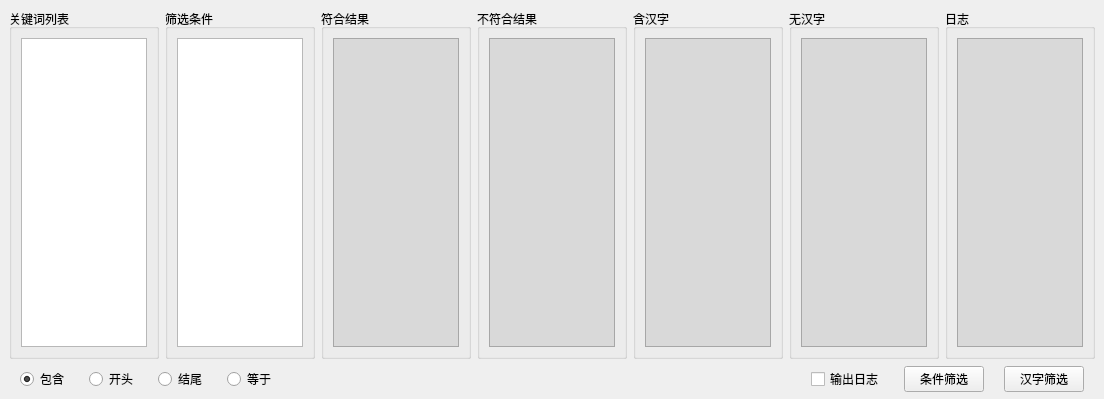
The window that UI/ui_win.ui (star1986xk/screen) describes before a commit, drawn with Qt 5.
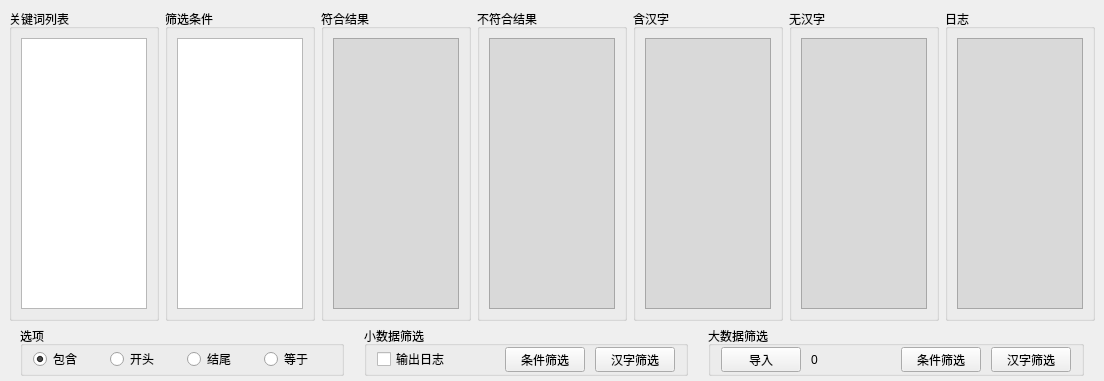
The same window after the commit. Icons and pictures are not drawn.

Commit message: 大数据筛选

Patch:
```diff
--- a/UI/ui_win.ui
+++ b/UI/ui_win.ui
@@ -7,7 +7,7 @@
     <x>0</x>
     <y>0</y>
     <width>1104</width>
-    <height>399</height>
+    <height>381</height>
    </rect>
   </property>
   <property name="windowTitle">
@@ -202,13 +202,13 @@
      <property name="minimumSize">
       <size>
        <width>0</width>
-       <height>40</height>
+       <height>60</height>
       </size>
      </property>
      <property name="maximumSize">
       <size>
        <width>16777215</width>
-       <height>40</height>
+       <height>60</height>
       </size>
      </property>
      <layout class="QHBoxLayout" name="horizontalLayout_8">
@@ -219,10 +219,31 @@
        <number>20</number>
       </property>
       <property name="topMargin">
-       <number>0</number>
+       <number>5</number>
       </property>
       <property name="rightMargin">
        <number>20</number>
+      </property>
+      <property name="bottomMargin">
+       <number>5</number>
+      </property>
+      <item>
+       <widget class="QGroupBox" name="groupBox_8">
+        <property name="title">
+         <string>选项</string>
+        </property>
+        <layout class="QHBoxLayout" name="horizontalLayout_11">
+         <property name="spacing">
+          <number>10</number>
+         </property>
+         <property name="leftMargin">
+          <number>10</number>
+         </property>
+         <property name="topMargin">
+          <number>0</number>
+         </property>
+         <property name="rightMargin">
+          <number>10</number>
       </property>
       <property name="bottomMargin">
        <number>0</number>
@@ -258,19 +279,30 @@
         </property>
        </widget>
       </item>
-      <item>
-       <spacer name="horizontalSpacer">
-        <property name="orientation">
-         <enum>Qt::Horizontal</enum>
-        </property>
-        <property name="sizeHint" stdset="0">
-         <size>
-          <width>40</width>
-          <height>20</height>
-         </size>
-        </property>
-       </spacer>
+        </layout>
+       </widget>
       </item>
+      <item>
+       <widget class="QGroupBox" name="groupBox_9">
+        <property name="title">
+         <string>小数据筛选</string>
+        </property>
+        <layout class="QHBoxLayout" name="horizontalLayout_10">
+         <property name="spacing">
+          <number>10</number>
+         </property>
+         <property name="leftMargin">
+          <number>10</number>
+         </property>
+         <property name="topMargin">
+          <number>0</number>
+         </property>
+         <property name="rightMargin">
+          <number>10</number>
+         </property>
+         <property name="bottomMargin">
+          <number>0</number>
+         </property>
       <item>
        <widget class="QCheckBox" name="checkBox">
         <property name="text">
@@ -283,13 +315,13 @@
         <property name="minimumSize">
          <size>
           <width>80</width>
-          <height>0</height>
+             <height>25</height>
          </size>
         </property>
         <property name="maximumSize">
          <size>
           <width>80</width>
-          <height>16777215</height>
+             <height>25</height>
          </size>
         </property>
         <property name="text">
@@ -302,18 +334,115 @@
         <property name="minimumSize">
          <size>
           <width>80</width>
+             <height>25</height>
+            </size>
+           </property>
+           <property name="maximumSize">
+            <size>
+             <width>80</width>
+             <height>25</height>
+            </size>
+           </property>
+           <property name="text">
+            <string>汉字筛选</string>
+           </property>
+          </widget>
+         </item>
+        </layout>
+       </widget>
+      </item>
+      <item>
+       <widget class="QGroupBox" name="groupBox_10">
+        <property name="title">
+         <string>大数据筛选</string>
+        </property>
+        <layout class="QHBoxLayout" name="horizontalLayout_12">
+         <property name="spacing">
+          <number>10</number>
+         </property>
+         <property name="leftMargin">
+          <number>10</number>
+         </property>
+         <property name="topMargin">
+          <number>0</number>
+         </property>
+         <property name="rightMargin">
+          <number>10</number>
+         </property>
+         <property name="bottomMargin">
+          <number>0</number>
+         </property>
+         <item>
+          <widget class="QPushButton" name="pushButton_txt">
+           <property name="minimumSize">
+            <size>
+             <width>80</width>
+             <height>25</height>
+            </size>
+           </property>
+           <property name="maximumSize">
+            <size>
+             <width>80</width>
+             <height>25</height>
+            </size>
+           </property>
+           <property name="text">
+            <string>导入</string>
+           </property>
+          </widget>
+         </item>
+         <item>
+          <widget class="QLabel" name="label">
+           <property name="minimumSize">
+            <size>
+             <width>80</width>
           <height>0</height>
          </size>
         </property>
+           <property name="text">
+            <string>0</string>
+           </property>
+          </widget>
+         </item>
+         <item>
+          <widget class="QPushButton" name="pushButton_condition_2">
+           <property name="minimumSize">
+            <size>
+             <width>80</width>
+             <height>25</height>
+            </size>
+           </property>
         <property name="maximumSize">
          <size>
           <width>80</width>
-          <height>16777215</height>
+             <height>25</height>
+            </size>
+           </property>
+           <property name="text">
+            <string>条件筛选</string>
+           </property>
+          </widget>
+         </item>
+         <item>
+          <widget class="QPushButton" name="pushButton_chinese_2">
+           <property name="minimumSize">
+            <size>
+             <width>80</width>
+             <height>25</height>
+            </size>
+           </property>
+           <property name="maximumSize">
+            <size>
+             <width>80</width>
+             <height>25</height>
          </size>
         </property>
         <property name="text">
          <string>汉字筛选</string>
         </property>
+          </widget>
+         </item>
+        </layout>
        </widget>
       </item>
      </layout>
```
Lines whose indentation alone changed are shown as unchanged. The commit also changes 5 other files.
